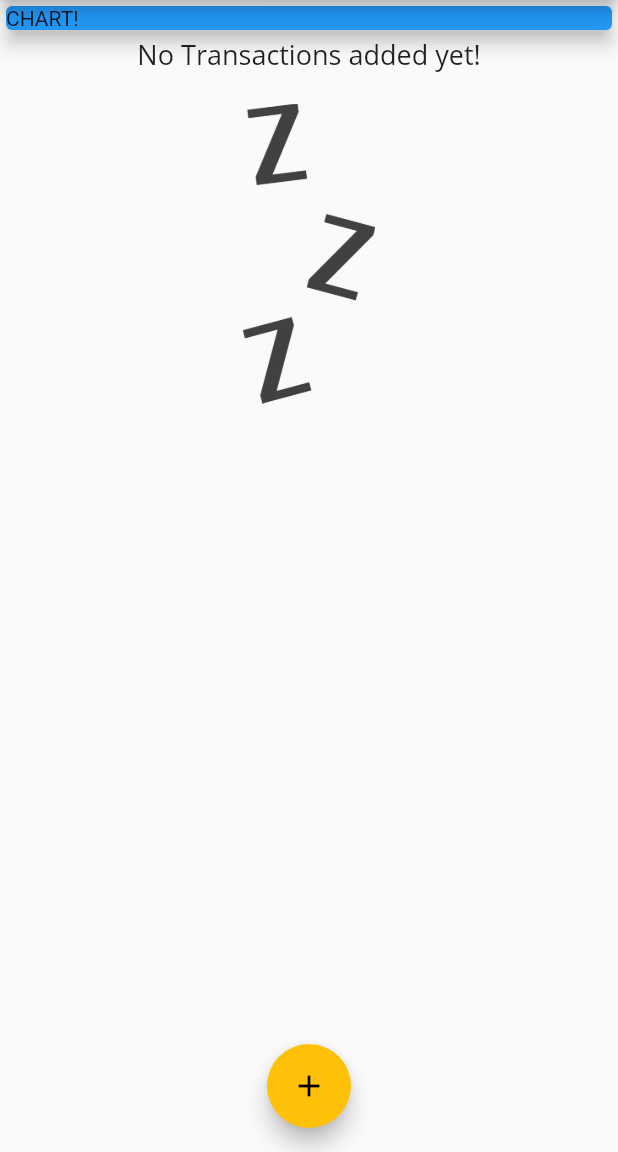
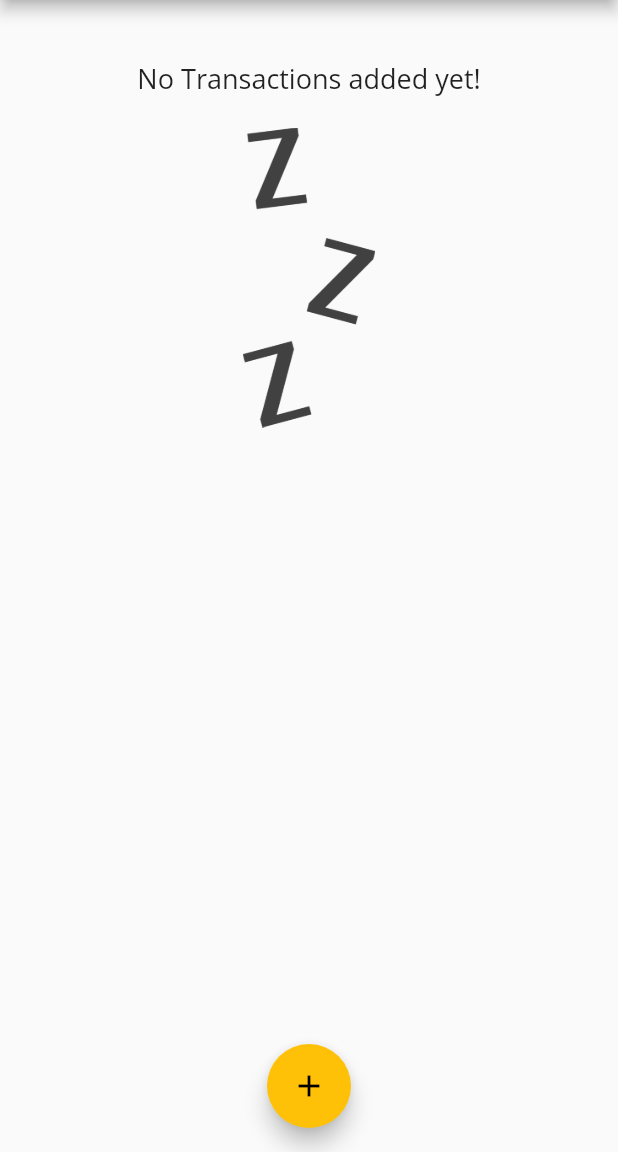
Before and after one commit to sanchoco/personal_expenses_app, a Flutter app: the screen it shows after launch, on a phone screen of 412 x 824 dp, the part 84-1236 px from its top. Run offline on Flutter 3.47's test engine with Material 2 defaults, Android fonts, the phone set to English and light mode, and no system bars.

Commit message:
add chart widget

```diff
--- a/lib/main.dart
+++ b/lib/main.dart
@@ -1,5 +1,6 @@
 import 'package:flutter/material.dart';
 import 'package:flutter_complete_guide/models/transaction.dart';
+import 'package:flutter_complete_guide/widgets/chart.dart';
 import 'package:flutter_complete_guide/widgets/new_transaction.dart';
 import 'package:flutter_complete_guide/widgets/transaction_list.dart';
 
@@ -46,6 +47,15 @@ class _MyHomePageState extends State<MyHomePage> {
     // Transaction(id: 't1', title: 'New Shoes', amount: 69.99, date: DateTime.now()),
     // Transaction(id: 't2', title: 'Weekly Groceries', amount: 16.53, date: DateTime.now()),
   ];
+
+  List<Transaction> get _recentTransactions {
+    return _userTransactions.where((tx) {
+      return tx.date.isAfter(
+        DateTime.now().subtract(Duration(days: 7)),
+      );
+    }).toList();
+  }
+
   void _addNewTransaction(String txTitle, double txAmount) {
     final newTx = Transaction(
       id: DateTime.now().toString(),
@@ -87,18 +97,10 @@ class _MyHomePageState extends State<MyHomePage> {
       ),
       body: SingleChildScrollView(
         child: Column(
-          // mainAxisAlignment: MainAxisAlignment.start,
           crossAxisAlignment: CrossAxisAlignment.stretch,
           children: [
-            Card(
-              color: Colors.blue,
-              elevation: 5,
-              child: Container(
-                child: Text('CHART!'),
-                width: double.infinity,
-              ),
-            ),
-            TransactionList(_userTransactions)
+            Chart(_recentTransactions),
+            TransactionList(_userTransactions),
           ],
         ),
       ),
--- /dev/null
+++ b/lib/widgets/chart.dart
@@ -0,0 +1,37 @@
+import 'package:flutter/material.dart';
+import 'package:flutter_complete_guide/models/transaction.dart';
+import 'package:intl/intl.dart';
+
+class Chart extends StatelessWidget {
+  final List<Transaction> recentTransactions;
+
+  Chart(this.recentTransactions);
+
+  List<Map<String, Object>> get groupedTransactionValues {
+    return List.generate(7, ((index) {
+      var weekDay = DateTime.now().subtract(Duration(days: index));
+      double totalSum = 0.0;
+      for (var i = 0; i < recentTransactions.length; i++) {
+        if (recentTransactions[i].date.day == weekDay.day &&
+            recentTransactions[i].date.month == weekDay.month &&
+            recentTransactions[i].date.year == weekDay.year) {
+          totalSum += recentTransactions[i].amount;
+        }
+      }
+      print(DateFormat.E().format(weekDay));
+      return {'day': DateFormat.E().format(weekDay), 'amount': 9.99};
+    }));
+  }
+
+  @override
+  Widget build(BuildContext context) {
+    print(groupedTransactionValues);
+    return Card(
+      elevation: 6,
+      margin: EdgeInsets.all(20),
+      child: Row(
+        children: [],
+      ),
+    );
+  }
+}
```
